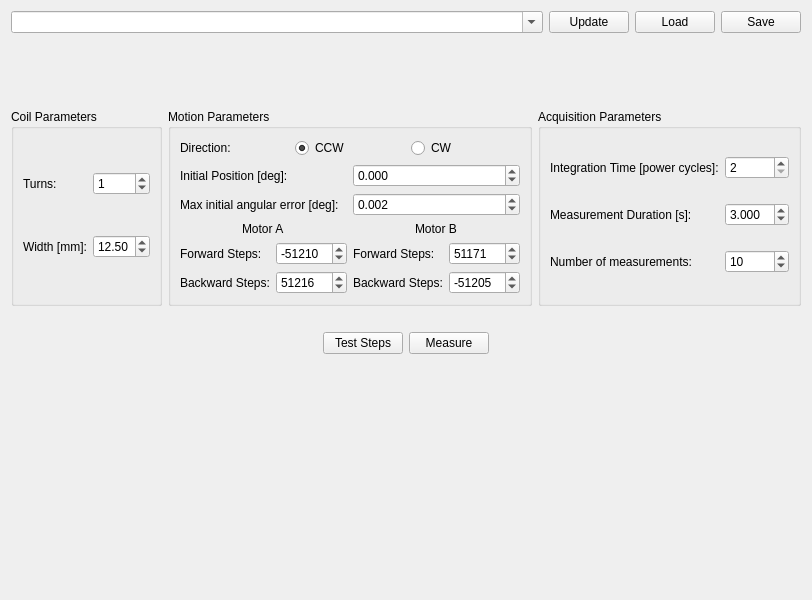
Qt form flipcoil/gui/ui/measurementwidget.ui (lnls-ima/flip-coil-control) before a commit.
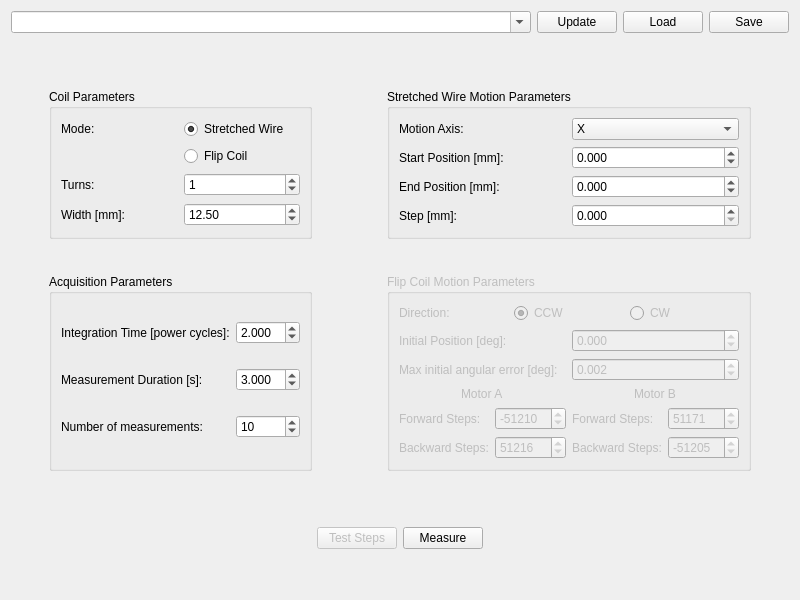
The same form after that commit.

Commit message: Adding stretched wire mode.

```diff
--- a/flipcoil/gui/ui/measurementwidget.ui
+++ b/flipcoil/gui/ui/measurementwidget.ui
@@ -14,84 +14,167 @@
    <string>Form</string>
   </property>
   <layout class="QGridLayout" name="gridLayout_7">
-   <item row="5" column="0">
-    <spacer name="verticalSpacer">
-     <property name="orientation">
-      <enum>Qt::Vertical</enum>
-     </property>
-     <property name="sizeHint" stdset="0">
-      <size>
-       <width>20</width>
-       <height>40</height>
-      </size>
-     </property>
-    </spacer>
-   </item>
-   <item row="0" column="0">
-    <layout class="QHBoxLayout" name="horizontalLayout_4" stretch="0,0,0,0">
+   <item row="6" column="0">
+    <layout class="QHBoxLayout" name="horizontalLayout_2">
      <item>
-      <widget class="QComboBox" name="cmb_cfg_name">
-       <property name="sizePolicy">
-        <sizepolicy hsizetype="Preferred" vsizetype="Maximum">
-         <horstretch>0</horstretch>
-         <verstretch>0</verstretch>
-        </sizepolicy>
+      <spacer name="horizontalSpacer">
+       <property name="orientation">
+        <enum>Qt::Horizontal</enum>
        </property>
-       <property name="editable">
-        <bool>true</bool>
+       <property name="sizeHint" stdset="0">
+        <size>
+         <width>40</width>
+         <height>20</height>
+        </size>
        </property>
-      </widget>
+      </spacer>
      </item>
      <item>
-      <widget class="QPushButton" name="pbt_update_cfg">
-       <property name="sizePolicy">
-        <sizepolicy hsizetype="Maximum" vsizetype="Fixed">
-         <horstretch>0</horstretch>
-         <verstretch>0</verstretch>
-        </sizepolicy>
+      <widget class="QPushButton" name="pbt_test">
+       <property name="enabled">
+        <bool>false</bool>
        </property>
        <property name="text">
-        <string>Update</string>
+        <string>Test Steps</string>
        </property>
       </widget>
      </item>
      <item>
-      <widget class="QPushButton" name="pbt_load_cfg">
-       <property name="sizePolicy">
-        <sizepolicy hsizetype="Maximum" vsizetype="Maximum">
-         <horstretch>0</horstretch>
-         <verstretch>0</verstretch>
-        </sizepolicy>
-       </property>
+      <widget class="QPushButton" name="pbt_measure">
        <property name="text">
-        <string>Load</string>
+        <string>Measure</string>
        </property>
       </widget>
      </item>
      <item>
-      <widget class="QPushButton" name="pbt_save_cfg">
-       <property name="sizePolicy">
-        <sizepolicy hsizetype="Maximum" vsizetype="Fixed">
-         <horstretch>0</horstretch>
-         <verstretch>0</verstretch>
-        </sizepolicy>
+      <spacer name="horizontalSpacer_2">
+       <property name="orientation">
+        <enum>Qt::Horizontal</enum>
        </property>
-       <property name="text">
-        <string>Save</string>
+       <property name="sizeHint" stdset="0">
+        <size>
+         <width>40</width>
+         <height>20</height>
+        </size>
        </property>
-      </widget>
+      </spacer>
      </item>
     </layout>
    </item>
-   <item row="2" column="0">
+   <item row="3" column="0">
     <layout class="QGridLayout" name="gridLayout_6">
+     <item row="0" column="4">
+      <spacer name="horizontalSpacer_5">
+       <property name="orientation">
+        <enum>Qt::Horizontal</enum>
+       </property>
+       <property name="sizeType">
+        <enum>QSizePolicy::Maximum</enum>
+       </property>
+       <property name="sizeHint" stdset="0">
+        <size>
+         <width>40</width>
+         <height>20</height>
+        </size>
+       </property>
+      </spacer>
+     </item>
+     <item row="0" column="2">
+      <spacer name="horizontalSpacer_3">
+       <property name="orientation">
+        <enum>Qt::Horizontal</enum>
+       </property>
+       <property name="sizeType">
+        <enum>QSizePolicy::Maximum</enum>
+       </property>
+       <property name="sizeHint" stdset="0">
+        <size>
+         <width>70</width>
+         <height>20</height>
+        </size>
+       </property>
+      </spacer>
+     </item>
      <item row="0" column="0">
+      <spacer name="horizontalSpacer_4">
+       <property name="orientation">
+        <enum>Qt::Horizontal</enum>
+       </property>
+       <property name="sizeType">
+        <enum>QSizePolicy::Maximum</enum>
+       </property>
+       <property name="sizeHint" stdset="0">
+        <size>
+         <width>40</width>
+         <height>20</height>
+        </size>
+       </property>
+      </spacer>
+     </item>
+     <item row="2" column="1">
+      <widget class="QGroupBox" name="groupBox_2">
+       <property name="title">
+        <string>Acquisition Parameters</string>
+       </property>
+       <layout class="QGridLayout" name="gridLayout">
+        <item row="1" column="2">
+         <widget class="QDoubleSpinBox" name="dsb_duration">
+          <property name="decimals">
+           <number>3</number>
+          </property>
+          <property name="value">
+           <double>3.000000000000000</double>
+          </property>
+         </widget>
+        </item>
+        <item row="1" column="0" colspan="2">
+         <widget class="QLabel" name="label_3">
+          <property name="text">
+           <string>Measurement Duration [s]:</string>
+          </property>
+         </widget>
+        </item>
+        <item row="2" column="0">
+         <widget class="QLabel" name="label_13">
+          <property name="text">
+           <string>Number of measurements:</string>
+          </property>
+         </widget>
+        </item>
+        <item row="0" column="0" colspan="2">
+         <widget class="QLabel" name="label_4">
+          <property name="text">
+           <string>Integration Time [power cycles]:</string>
+          </property>
+         </widget>
+        </item>
+        <item row="2" column="2">
+         <widget class="QSpinBox" name="sb_nmeasurements">
+          <property name="value">
+           <number>10</number>
+          </property>
+         </widget>
+        </item>
+        <item row="0" column="2">
+         <widget class="QDoubleSpinBox" name="dsb_nplc">
+          <property name="decimals">
+           <number>3</number>
+          </property>
+          <property name="value">
+           <double>2.000000000000000</double>
+          </property>
+         </widget>
+        </item>
+       </layout>
+      </widget>
+     </item>
+     <item row="0" column="1">
       <widget class="QGroupBox" name="groupBox">
        <property name="title">
         <string>Coil Parameters</string>
        </property>
        <layout class="QGridLayout" name="gridLayout_2">
-        <item row="0" column="0">
+        <item row="3" column="0">
          <widget class="QLabel" name="label">
           <property name="sizePolicy">
            <sizepolicy hsizetype="Expanding" vsizetype="Preferred">
@@ -104,17 +187,7 @@
           </property>
          </widget>
         </item>
-        <item row="1" column="2">
-         <widget class="QDoubleSpinBox" name="dsb_width">
-          <property name="decimals">
-           <number>2</number>
-          </property>
-          <property name="value">
-           <double>12.500000000000000</double>
-          </property>
-         </widget>
-        </item>
-        <item row="1" column="0">
+        <item row="4" column="0">
          <widget class="QLabel" name="label_2">
           <property name="sizePolicy">
            <sizepolicy hsizetype="Expanding" vsizetype="Preferred">
@@ -127,7 +200,21 @@
           </property>
          </widget>
         </item>
-        <item row="0" column="2">
+        <item row="1" column="2">
+         <widget class="QRadioButton" name="rdb_fc">
+          <property name="text">
+           <string>Flip Coil</string>
+          </property>
+         </widget>
+        </item>
+        <item row="0" column="0">
+         <widget class="QLabel" name="label_15">
+          <property name="text">
+           <string>Mode:</string>
+          </property>
+         </widget>
+        </item>
+        <item row="3" column="2">
          <widget class="QSpinBox" name="sb_turns">
           <property name="sizePolicy">
            <sizepolicy hsizetype="MinimumExpanding" vsizetype="Fixed">
@@ -140,13 +227,163 @@
           </property>
          </widget>
         </item>
+        <item row="4" column="2">
+         <widget class="QDoubleSpinBox" name="dsb_width">
+          <property name="decimals">
+           <number>2</number>
+          </property>
+          <property name="value">
+           <double>12.500000000000000</double>
+          </property>
+         </widget>
+        </item>
+        <item row="0" column="2">
+         <widget class="QRadioButton" name="rdb_sw">
+          <property name="text">
+           <string>Stretched Wire</string>
+          </property>
+          <property name="checked">
+           <bool>true</bool>
+          </property>
+         </widget>
+        </item>
        </layout>
       </widget>
      </item>
-     <item row="0" column="1">
+     <item row="1" column="1">
+      <spacer name="verticalSpacer_4">
+       <property name="orientation">
+        <enum>Qt::Vertical</enum>
+       </property>
+       <property name="sizeType">
+        <enum>QSizePolicy::Maximum</enum>
+       </property>
+       <property name="sizeHint" stdset="0">
+        <size>
+         <width>20</width>
+         <height>30</height>
+        </size>
+       </property>
+      </spacer>
+     </item>
+     <item row="0" column="3">
+      <widget class="QGroupBox" name="groupBox_4">
+       <property name="enabled">
+        <bool>true</bool>
+       </property>
+       <property name="minimumSize">
+        <size>
+         <width>0</width>
+         <height>150</height>
+        </size>
+       </property>
+       <property name="title">
+        <string>Stretched Wire Motion Parameters</string>
+       </property>
+       <layout class="QGridLayout" name="gridLayout_8">
+        <item row="4" column="1">
+         <widget class="QDoubleSpinBox" name="dsb_scan_end">
+          <property name="enabled">
+           <bool>true</bool>
+          </property>
+          <property name="decimals">
+           <number>3</number>
+          </property>
+          <property name="minimum">
+           <double>-100000.000000000000000</double>
+          </property>
+          <property name="maximum">
+           <double>100000.000000000000000</double>
+          </property>
+         </widget>
+        </item>
+        <item row="2" column="1">
+         <widget class="QDoubleSpinBox" name="dsb_scan_start">
+          <property name="enabled">
+           <bool>true</bool>
+          </property>
+          <property name="decimals">
+           <number>3</number>
+          </property>
+          <property name="minimum">
+           <double>-100000.000000000000000</double>
+          </property>
+          <property name="maximum">
+           <double>100000.000000000000000</double>
+          </property>
+         </widget>
+        </item>
+        <item row="5" column="0">
+         <widget class="QLabel" name="label_20">
+          <property name="text">
+           <string>Step [mm]:</string>
+          </property>
+         </widget>
+        </item>
+        <item row="2" column="0">
+         <widget class="QLabel" name="label_19">
+          <property name="text">
+           <string>Start Position [mm]:</string>
+          </property>
+         </widget>
+        </item>
+        <item row="5" column="1">
+         <widget class="QDoubleSpinBox" name="dsb_scan_step">
+          <property name="enabled">
+           <bool>true</bool>
+          </property>
+          <property name="decimals">
+           <number>3</number>
+          </property>
+          <property name="minimum">
+           <double>0.000000000000000</double>
+          </property>
+          <property name="maximum">
+           <double>100000.000000000000000</double>
+          </property>
+         </widget>
+        </item>
+        <item row="4" column="0">
+         <widget class="QLabel" name="label_21">
+          <property name="text">
+           <string>End Position [mm]:</string>
+          </property>
+         </widget>
+        </item>
+        <item row="1" column="0">
+         <widget class="QLabel" name="label_16">
+          <property name="text">
+           <string>Motion Axis:</string>
+          </property>
+         </widget>
+        </item>
+        <item row="1" column="1">
+         <widget class="QComboBox" name="cmb_motion_axis">
+          <property name="enabled">
+           <bool>true</bool>
+          </property>
+          <item>
+           <property name="text">
+            <string>X</string>
+           </property>
+          </item>
+          <item>
+           <property name="text">
+            <string>Y</string>
+           </property>
+          </item>
+         </widget>
+        </item>
+       </layout>
+      </widget>
+     </item>
+     <item row="2" column="3">
       <widget class="QGroupBox" name="groupBox_3">
+       <property name="enabled">
+        <bool>false</bool>
+       </property>
        <property name="title">
-        <string>Motion Parameters</string>
+        <string>Flip Coil Motion Parameters</string>
        </property>
        <layout class="QGridLayout" name="gridLayout_5">
         <item row="4" column="0">
@@ -332,109 +569,93 @@
        </layout>
       </widget>
      </item>
-     <item row="0" column="2">
-      <widget class="QGroupBox" name="groupBox_2">
-       <property name="title">
-        <string>Acquisition Parameters</string>
-       </property>
-       <layout class="QGridLayout" name="gridLayout">
-        <item row="1" column="2">
-         <widget class="QDoubleSpinBox" name="dsb_duration">
-          <property name="decimals">
-           <number>3</number>
-          </property>
-          <property name="value">
-           <double>3.000000000000000</double>
-          </property>
-         </widget>
-        </item>
-        <item row="1" column="0" colspan="2">
-         <widget class="QLabel" name="label_3">
-          <property name="text">
-           <string>Measurement Duration [s]:</string>
-          </property>
-         </widget>
-        </item>
-        <item row="2" column="0">
-         <widget class="QLabel" name="label_13">
-          <property name="text">
-           <string>Number of measurements:</string>
-          </property>
-         </widget>
-        </item>
-        <item row="0" column="2">
-         <widget class="QSpinBox" name="sb_nplc">
-          <property name="minimum">
-           <number>2</number>
-          </property>
-          <property name="maximum">
-           <number>10</number>
-          </property>
-         </widget>
-        </item>
-        <item row="0" column="0" colspan="2">
-         <widget class="QLabel" name="label_4">
-          <property name="text">
-           <string>Integration Time [power cycles]:</string>
-          </property>
-         </widget>
-        </item>
-        <item row="2" column="2">
-         <widget class="QSpinBox" name="sb_nmeasurements">
-          <property name="value">
-           <number>10</number>
-          </property>
-         </widget>
-        </item>
-       </layout>
-      </widget>
-     </item>
     </layout>
    </item>
-   <item row="4" column="0">
-    <layout class="QHBoxLayout" name="horizontalLayout_2">
+   <item row="7" column="0">
+    <spacer name="verticalSpacer">
+     <property name="orientation">
+      <enum>Qt::Vertical</enum>
+     </property>
+     <property name="sizeHint" stdset="0">
+      <size>
+       <width>20</width>
+       <height>40</height>
+      </size>
+     </property>
+    </spacer>
+   </item>
+   <item row="0" column="0">
+    <layout class="QHBoxLayout" name="horizontalLayout_4" stretch="0,0,0,0">
      <item>
-      <spacer name="horizontalSpacer">
-       <property name="orientation">
-        <enum>Qt::Horizontal</enum>
+      <widget class="QComboBox" name="cmb_cfg_name">
+       <property name="sizePolicy">
+        <sizepolicy hsizetype="Preferred" vsizetype="Maximum">
+         <horstretch>0</horstretch>
+         <verstretch>0</verstretch>
+        </sizepolicy>
        </property>
-       <property name="sizeHint" stdset="0">
-        <size>
-         <width>40</width>
-         <height>20</height>
-        </size>
+       <property name="editable">
+        <bool>true</bool>
        </property>
-      </spacer>
+      </widget>
      </item>
      <item>
-      <widget class="QPushButton" name="pbt_test">
+      <widget class="QPushButton" name="pbt_update_cfg">
+       <property name="sizePolicy">
+        <sizepolicy hsizetype="Maximum" vsizetype="Fixed">
+         <horstretch>0</horstretch>
+         <verstretch>0</verstretch>
+        </sizepolicy>
+       </property>
        <property name="text">
-        <string>Test Steps</string>
+        <string>Update</string>
        </property>
       </widget>
      </item>
      <item>
-      <widget class="QPushButton" name="pbt_measure">
+      <widget class="QPushButton" name="pbt_load_cfg">
+       <property name="sizePolicy">
+        <sizepolicy hsizetype="Maximum" vsizetype="Maximum">
+         <horstretch>0</horstretch>
+         <verstretch>0</verstretch>
+        </sizepolicy>
+       </property>
        <property name="text">
-        <string>Measure</string>
+        <string>Load</string>
        </property>
       </widget>
      </item>
      <item>
-      <spacer name="horizontalSpacer_2">
-       <property name="orientation">
-        <enum>Qt::Horizontal</enum>
+      <widget class="QPushButton" name="pbt_save_cfg">
+       <property name="sizePolicy">
+        <sizepolicy hsizetype="Maximum" vsizetype="Fixed">
+         <horstretch>0</horstretch>
+         <verstretch>0</verstretch>
+        </sizepolicy>
        </property>
-       <property name="sizeHint" stdset="0">
-        <size>
-         <width>40</width>
-         <height>20</height>
-        </size>
+       <property name="text">
+        <string>Save</string>
        </property>
-      </spacer>
+      </widget>
      </item>
     </layout>
    </item>
+   <item row="5" column="0">
+    <spacer name="verticalSpacer_3">
+     <property name="orientation">
+      <enum>Qt::Vertical</enum>
+     </property>
+     <property name="sizeType">
+      <enum>QSizePolicy::Fixed</enum>
+     </property>
+     <property name="sizeHint" stdset="0">
+      <size>
+       <width>20</width>
+       <height>50</height>
+      </size>
+     </property>
+    </spacer>
+   </item>
    <item row="1" column="0">
     <spacer name="verticalSpacer_2">
      <property name="orientation">
@@ -446,23 +667,7 @@
      <property name="sizeHint" stdset="0">
       <size>
        <width>20</width>
-       <height>70</height>
-      </size>
-     </property>
-    </spacer>
-   </item>
-   <item row="3" column="0">
-    <spacer name="verticalSpacer_3">
-     <property name="orientation">
-      <enum>Qt::Vertical</enum>
-     </property>
-     <property name="sizeType">
-      <enum>QSizePolicy::Fixed</enum>
-     </property>
-     <property name="sizeHint" stdset="0">
-      <size>
-       <width>20</width>
-       <height>20</height>
+       <height>50</height>
       </size>
      </property>
     </spacer>
```
Left out of the diff: 51 changed lines with no effect on the pictures. The commit also changes 8 other files.
